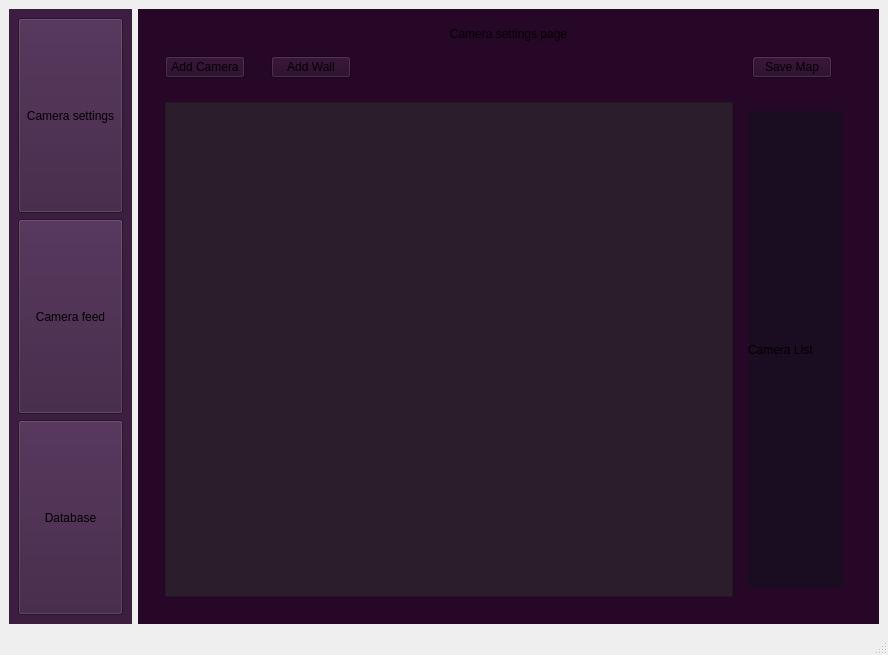
First picture: the form in UIs/main.ui, repository Sahasvinandith/ObserveAI_main, before the edit.
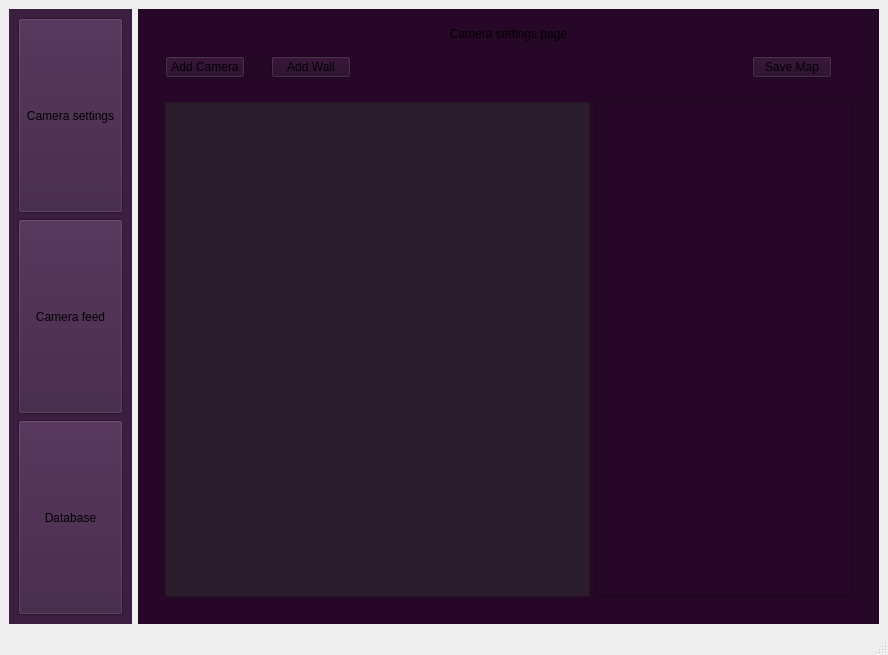
Second picture: the form after the edit.

Commit message:
Added a thread to check if camera is connected . showed a bug but when recreated couldn't find it.
overall cam settings page is finished except for save button

The edit to the form file:
```diff
--- a/UIs/main.ui
+++ b/UIs/main.ui
@@ -221,26 +221,19 @@
                </widget>
               </item>
               <item>
-               <widget class="QWidget" name="widget_3" native="true">
+               <widget class="QListWidget" name="cam_list">
                 <property name="sizePolicy">
-                 <sizepolicy hsizetype="Preferred" vsizetype="Preferred">
+                 <sizepolicy hsizetype="MinimumExpanding" vsizetype="Expanding">
                   <horstretch>1</horstretch>
                   <verstretch>0</verstretch>
                  </sizepolicy>
                 </property>
-                <layout class="QHBoxLayout" name="horizontalLayout_6">
-                 <item>
-                  <widget class="QLabel" name="label_5">
-                   <property name="styleSheet">
-                    <string notr="true">background-color: rgb(26, 12, 33);
-border-color: rgb(91, 42, 9);</string>
-                   </property>
-                   <property name="text">
-                    <string>Camera List</string>
-                   </property>
-                  </widget>
-                 </item>
-                </layout>
+                <property name="minimumSize">
+                 <size>
+                  <width>0</width>
+                  <height>0</height>
+                 </size>
+                </property>
                </widget>
               </item>
              </layout>
```
The commit also changes 5 other files.
